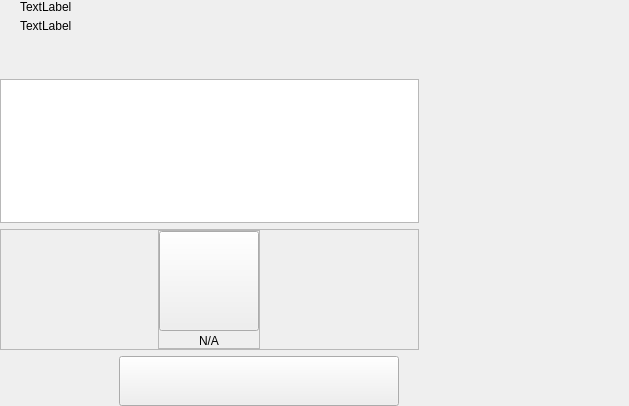
This is src/qt/pivx/forms/masternodeswidget.ui in decenomy/777 as Qt 5 draws it before an edit. The edited form follows.
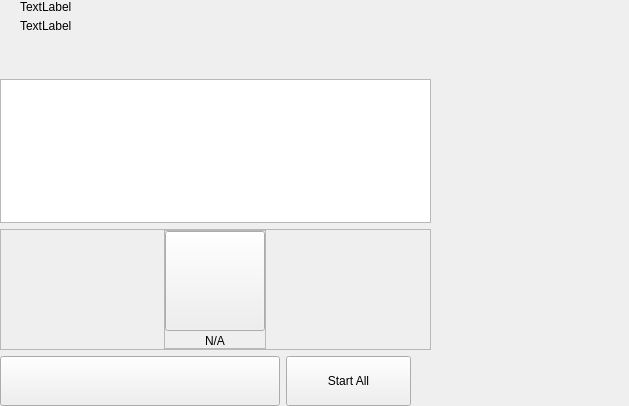
This is the edited form. Custom widgets are drawn as their Qt base class.

Commit message:
[GUI] Masternodes start all flow implemented.
Github-Pull: #1221
Rebased-From: 621bb06d74873f2f3a6618d6a482da959eb111dd

Diff of the .ui file:
```diff
--- a/src/qt/pivx/forms/masternodeswidget.ui
+++ b/src/qt/pivx/forms/masternodeswidget.ui
@@ -282,6 +282,19 @@
             </property>
            </widget>
           </item>
+          <item>
+           <widget class="QPushButton" name="pushButtonStartAll">
+            <property name="minimumSize">
+             <size>
+              <width>125</width>
+              <height>50</height>
+             </size>
+            </property>
+            <property name="text">
+             <string>Start All</string>
+            </property>
+           </widget>
+          </item>
          </layout>
         </item>
        </layout>
```
The commit also changes 2 other files.
